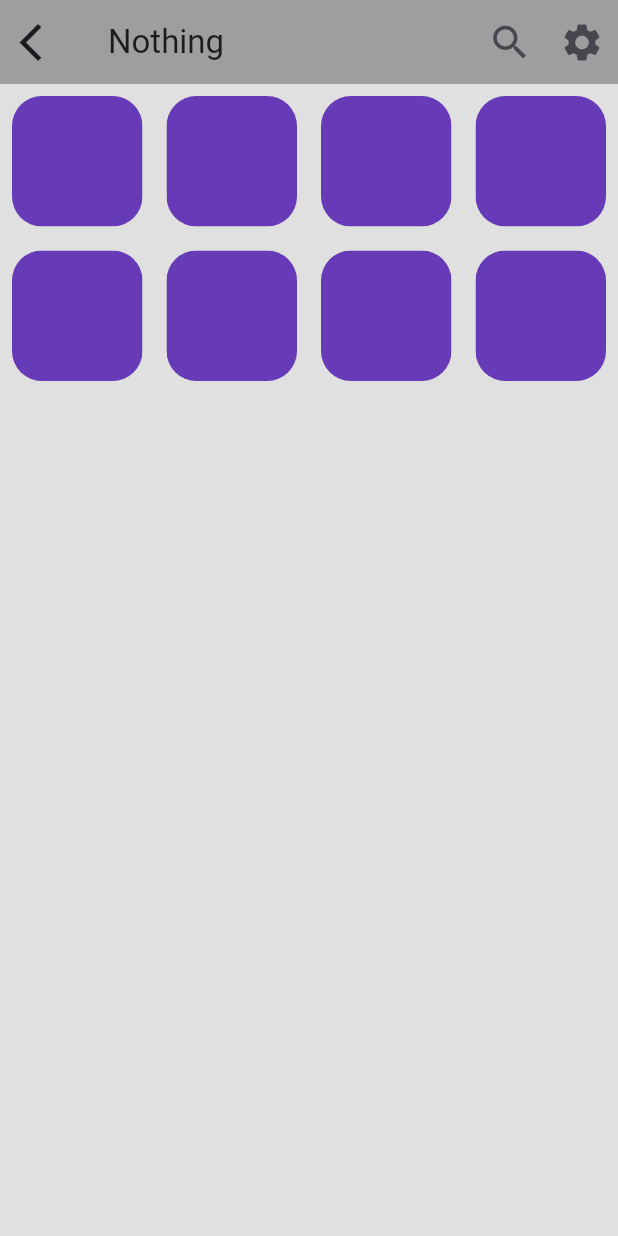
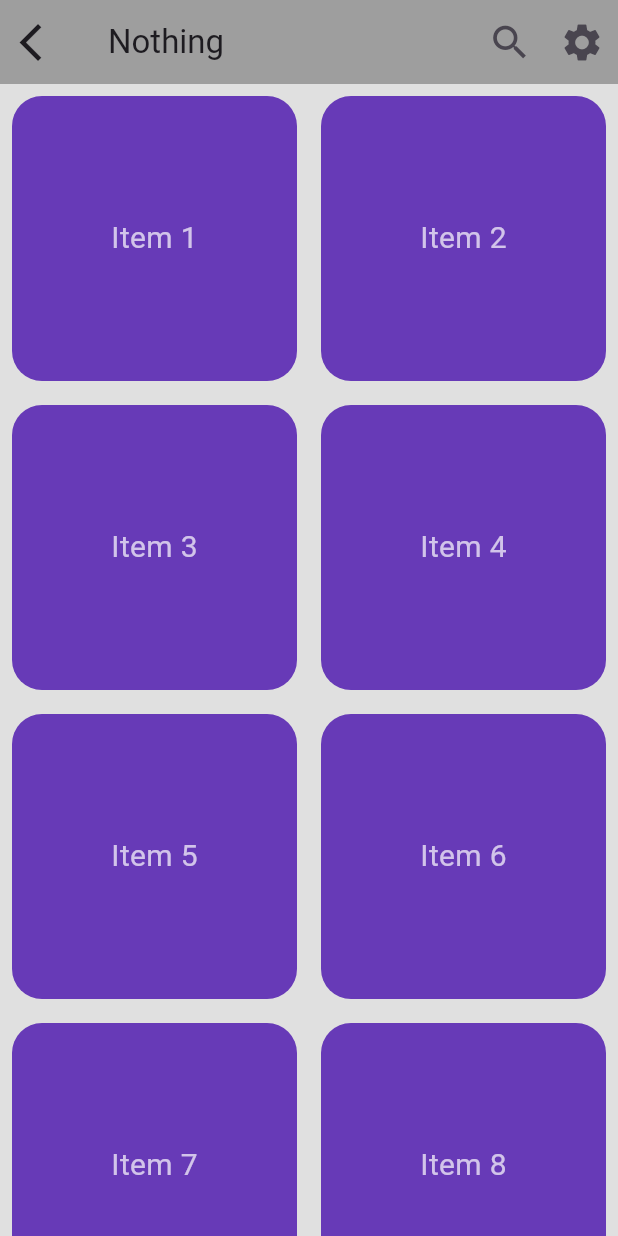
Before and after one commit to saoumiftesham/Pratice, a Flutter app: the screen it shows after launch, on a phone screen of 412 x 824 dp. Run offline on Flutter 3.47's test engine with Material 3 defaults, Android fonts, the phone set to English and light mode, and no system bars.

Commit message:
Now we make gridview.builder

```diff
--- a/lib/body.dart
+++ b/lib/body.dart
@@ -5,98 +5,30 @@ class Body extends StatelessWidget {
 
   @override
   Widget build(BuildContext context) {
-    return GridView.count(
-      crossAxisCount: 4,
-      children: [
-        Padding(
+    return GridView.builder(
+      itemCount: 16,
+      gridDelegate: SliverGridDelegateWithFixedCrossAxisCount(
+        crossAxisCount: 2,
+      ),
+      itemBuilder: (context, index) {
+        return Padding(
           padding: const EdgeInsets.all(8.0),
           child: ClipRRect(
             borderRadius: BorderRadius.circular(20),
             child: Container(
-              height: 100,
-              width: 100,
+              height: 200,
+              width: 200,
               color: Colors.deepPurple,
+              child: Center(
+                child: Text(
+                  'Item ${index+1}',
+                  style: TextStyle(fontSize: 20, color: Colors.white70),
+                ),
+              ),
             ),
           ),
-        ),
-        Padding(
-          padding: const EdgeInsets.all(8.0),
-          child: ClipRRect(
-            borderRadius: BorderRadius.circular(20),
-            child: Container(
-              height: 100,
-              width: 100,
-              color: Colors.deepPurple,
-            ),
-          ),
-        ),
-        Padding(
-          padding: const EdgeInsets.all(8.0),
-          child: ClipRRect(
-            borderRadius: BorderRadius.circular(20),
-            child: Container(
-              height: 100,
-              width: 100,
-              color: Colors.deepPurple,
-            ),
-          ),
-        ),
-        Padding(
-          padding: const EdgeInsets.all(8.0),
-          child: ClipRRect(
-            borderRadius: BorderRadius.circular(20),
-            child: Container(
-              height: 100,
-              width: 100,
-              color: Colors.deepPurple,
-            ),
-          ),
-        ),
-        Padding(
-          padding: const EdgeInsets.all(8.0),
-          child: ClipRRect(
-            borderRadius: BorderRadius.circular(20),
-            child: Container(
-              height: 100,
-              width: 100,
-              color: Colors.deepPurple,
-            ),
-          ),
-        ),
-        Padding(
-          padding: const EdgeInsets.all(8.0),
-          child: ClipRRect(
-            borderRadius: BorderRadius.circular(20),
-            child: Container(
-              height: 100,
-              width: 100,
-              color: Colors.deepPurple,
-            ),
-          ),
-        ),
-        Padding(
-          padding: const EdgeInsets.all(8.0),
-          child: ClipRRect(
-            borderRadius: BorderRadius.circular(20),
-            child: Container(
-              height: 100,
-              width: 100,
-              color: Colors.deepPurple,
-            ),
-          ),
-        ),
-        Padding(
-          padding: const EdgeInsets.all(8.0),
-          child: ClipRRect(
-            borderRadius: BorderRadius.circular(20),
-            child: Container(
-              height: 100,
-              width: 100,
-              color: Colors.deepPurple,
-            ),
-          ),
-        ),
-      ],
+        );
+      },
     );
   }
 }
```
